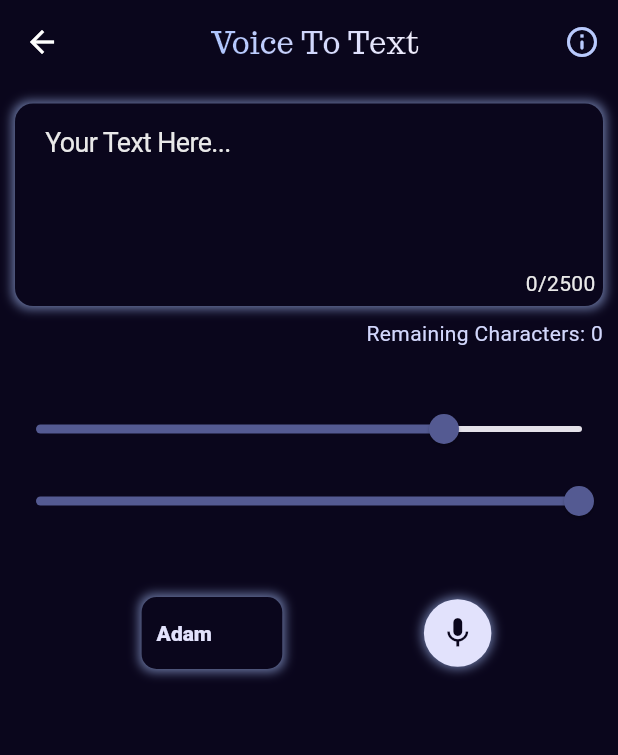
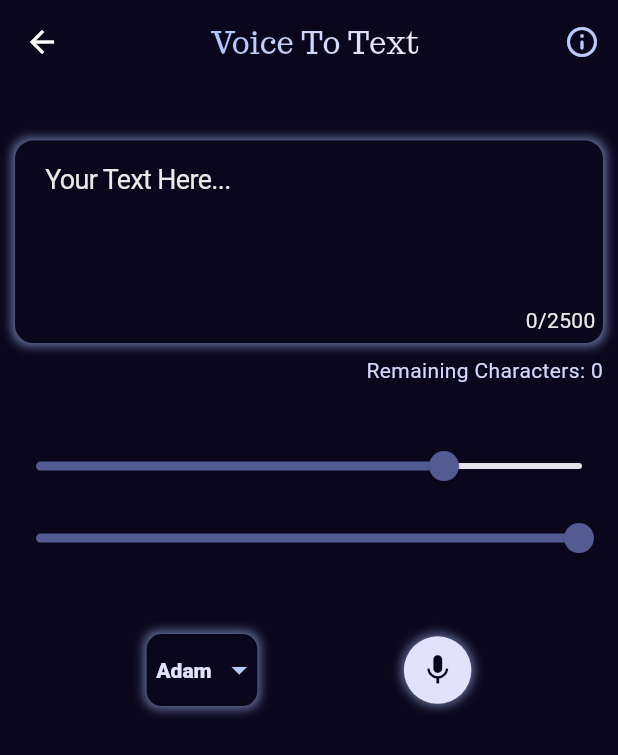
Before and after one commit to eylem2002/TaleBuilder, a Flutter app: the VoiceToText screen opened directly, on a phone screen of 412 x 824 dp. Shown: the top 755 px of the screen. Run offline on Flutter 3.47's test engine with Material 3 defaults, Android fonts, the light colour scheme and no system bars; our stand-ins replace cloud_firestore, dash_chat_2, device_info_plus, file_picker, firebase_auth, firebase_core and 8 more; missing offline and left inert: syncfusion_flutter_pdf; accounts and stored records are empty.

Commit message:
fix the design

```diff
--- a/lib/core/services/elevenlabs_api.dart
+++ b/lib/core/services/elevenlabs_api.dart
@@ -40,7 +40,7 @@ getVoiceFromText(String apiKey, String text, String voiceId,
 getUserInfo(String apiKey) async {
   Map<String, String>? headers = {
     "Content-Type": "application/json",
-    "xi-api-key": "sk_7129098d2b2a26c54344d9902c118c515ba68e3b3c4e7259",
+    "xi-api-key": "sk_ec791b21902997061cebd7a7cac269570a6e9a62993b86b5",
   };
   final response = await http
       .get(Uri.parse("https://api.elevenlabs.io/v1/user"), headers: headers);
--- a/lib/view/screens/home_screens/voicescreens/voice_to_text.dart
+++ b/lib/view/screens/home_screens/voicescreens/voice_to_text.dart
@@ -218,6 +218,9 @@ class _VoiceToTextState extends State<VoiceToText> {
       body: SingleChildScrollView(
         child: Column(
           children: [
+            SizedBox(
+              height: LayoutManager.widthNHeight0(context, 1) * 0.06,
+            ),
             const SizedBox(height: 5),
             TextFieldX(
               controller: textController,
@@ -245,6 +248,10 @@ class _VoiceToTextState extends State<VoiceToText> {
               children: [
                 Obx(
                   () => ListDropDown(
+                    decoration2: BoxDecoration(
+                        color: ThemeManager.dark,
+                        borderRadius: BorderRadius.circular(10.0),
+                        boxShadow: [shadowGlow]),
                     dropDownList: voiceList.value.toList(),
                     onListSelect: onVoiceSelect,
                   ),
--- a/lib/view/widgets/components.dart
+++ b/lib/view/widgets/components.dart
@@ -45,12 +45,15 @@ class CircularMic extends StatelessWidget {
 
 class ListDropDown extends StatefulWidget {
   final List<String> dropDownList;
-  final Function onListSelect;
+  final Function(String) onListSelect;
+  final BoxDecoration decoration2;
+
   const ListDropDown({
-    super.key,
+    Key? key,
     required this.dropDownList,
     required this.onListSelect,
-  });
+    required this.decoration2,
+  }) : super(key: key);
 
   @override
   State<ListDropDown> createState() => _ListDropDownState();
@@ -58,45 +61,45 @@ class ListDropDown extends StatefulWidget {
 
 class _ListDropDownState extends State<ListDropDown> {
   String? selectedValue;
+
   @override
   void initState() {
     super.initState();
     selectedValue =
-        widget.dropDownList.isNotEmpty ? widget.dropDownList[0] : '';
+        widget.dropDownList.isNotEmpty ? widget.dropDownList[0] : null;
   }
-
-  bool isLoading = false;
 
   @override
   Widget build(BuildContext context) {
     return Padding(
-      padding: const EdgeInsets.symmetric(horizontal: 10),
+      padding: const EdgeInsets.symmetric(horizontal: 0),
       child: Container(
-        padding: const EdgeInsets.symmetric(horizontal: 10),
-        decoration: BoxDecoration(
-            color: ThemeManager.dark,
-            borderRadius: BorderRadius.circular(10.0),
-            boxShadow: [shadowGlow]),
+        padding: const EdgeInsets.symmetric(horizontal: 0),
+        decoration: widget.decoration2,
         child: Column(
           mainAxisAlignment: MainAxisAlignment.center,
           children: [
             DropdownButton<String>(
-              dropdownColor: ThemeManager.backlist, //
+              dropdownColor: ThemeManager.backlist,
               value: selectedValue,
               icon: Icon(
                 Icons.arrow_drop_down,
-                color: ThemeManager.dark,
+                color: ThemeManager.primary,
               ),
               iconSize: 24,
               elevation: 16,
+              alignment: Alignment.center,
               style: TextStyle(
-                color: ThemeManager.white,
+                fontSize: 14,
+                color: Theme.of(context).primaryColorLight,
               ),
               underline: Container(),
               onChanged: (newValue) {
                 setState(() {
-                  selectedValue = newValue!;
-                  widget.onListSelect(newValue);
+                  selectedValue = newValue;
+                  if (newValue != null) {
+                    widget.onListSelect(newValue);
+                  }
                 });
               },
               items: widget.dropDownList
@@ -107,8 +110,9 @@ class _ListDropDownState extends State<ListDropDown> {
                     child: Text(
                       value,
                       style: TextStyle(
-                          color: ThemeManager.second,
-                          fontWeight: FontWeight.w900),
+                        color: ThemeManager.second,
+                        fontWeight: FontWeight.w900,
+                      ),
                     ),
                   ),
                 );
```
Also changed, not shown: lib/view/screens/home_screens/document_analyze.dart (+188 -90 lines).
